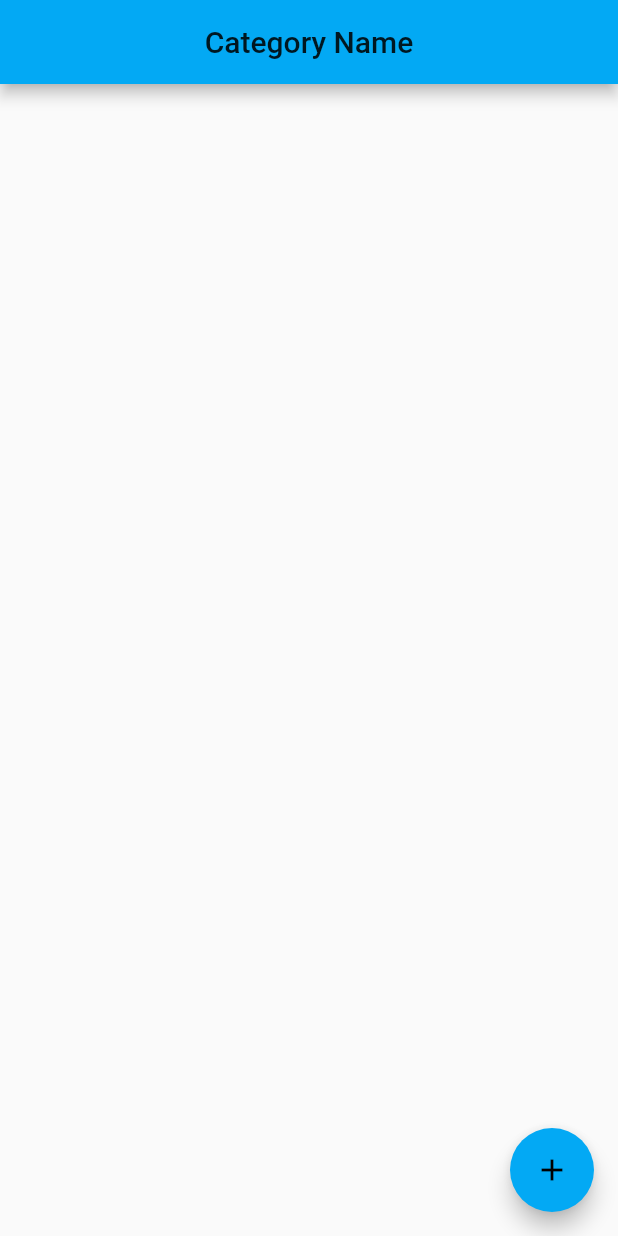
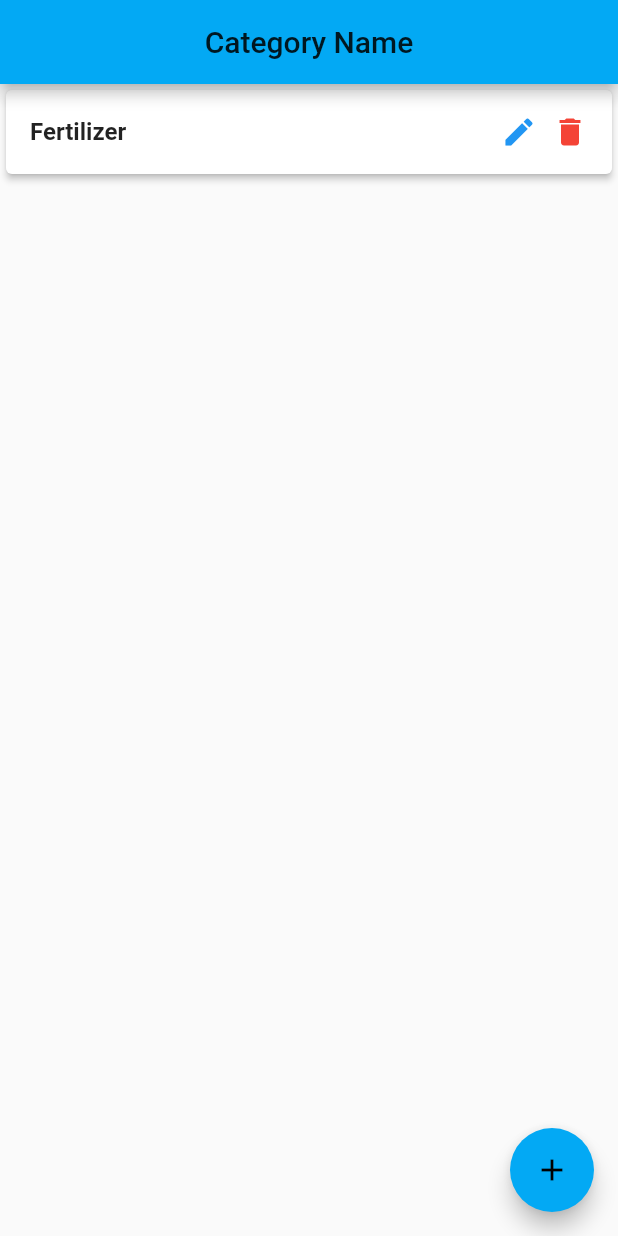
Before and after one commit to skgill-eng/Item-inventory-sua, a Flutter app: the Category screen opened directly, on a phone screen of 412 x 824 dp. Run offline on Flutter 3.47's test engine with Material 2 defaults, Android fonts, the phone set to English and light mode, and no system bars.

Commit message:
All UI screens completed

```diff
--- a/sua_item_inventory/lib/add_category.dart
+++ b/sua_item_inventory/lib/Category/add_category.dart
@@ -1,6 +1,6 @@
 import 'dart:async';
 import 'package:flutter/material.dart';
-import 'package:inventory/category.dart';
+import 'package:inventory/Category/category.dart';
 
 
 class AddCategory extends StatefulWidget {
--- /dev/null
+++ b/sua_item_inventory/lib/Category/category.dart
@@ -0,0 +1,88 @@
+import 'dart:async';
+import 'package:flutter/material.dart';
+import 'package:inventory/Category/add_category.dart';
+import 'package:inventory/Product/product.dart';
+
+class Category extends StatefulWidget {
+  @override
+  State<StatefulWidget> createState() {
+    return CategoryState();
+  }
+}
+
+class CategoryState extends State<Category> {
+
+  @override
+  Widget build(BuildContext context) {
+    return Scaffold(
+      appBar: AppBar(
+        title: Center(
+          child: Text(
+            'Category Name',
+            textAlign: TextAlign.center,
+          ),
+        ),
+      ),
+      body: Container(
+        child: ListView.builder(
+          itemCount: 1 ,
+            itemBuilder: (BuildContext context, int position){
+          return Card(
+            color: Colors.white,
+            elevation: 2.0,
+            child: ListTile(
+//              leading: CircleAvatar(
+//                backgroundColor: Colors.amber,
+//                child: Text(getFirstLetter(this.todoList[position].title),
+//                    style: TextStyle(fontWeight: FontWeight.bold)),
+//              ),
+              title: Text('Fertilizer',
+                  style: TextStyle(fontWeight: FontWeight.bold)),
+              //subtitle: Text(this.todoList[position].date),
+              trailing: Row(
+                mainAxisSize: MainAxisSize.min,
+                children: <Widget>[
+                  Container(
+                    margin: EdgeInsets.only(left: 10.0),
+                    child: GestureDetector(
+                      child: Icon(Icons.edit,color: Colors.blue,),
+                      onTap: () {
+                        Navigator.push(context, MaterialPageRoute(builder: (context) {
+                          return AddCategory();
+                        }));
+                      },
+                    ),
+                  ),
+                  Container(
+                    margin: EdgeInsets.only(left: 10.0),
+                    child: GestureDetector(
+                      child: Icon(Icons.delete,color: Colors.red,),
+                      onTap: () {
+                        //_delete(context, todoList[position]);
+                      },
+                    ),
+                  ),
+                ],
+              ),
+              onTap: () {
+                debugPrint("ListTile Tapped");
+                Navigator.push(context, MaterialPageRoute(builder: (context) {
+                  return Product();
+                }));
+                //navigateToDetail(this.todoList[position], 'Edit Todo');
+              },
+            ),
+          );
+        }),
+      ),
+      floatingActionButton:FloatingActionButton(
+        onPressed: () {
+          Navigator.push(context, MaterialPageRoute(builder: (context) {
+            return AddCategory();
+          }));
+        },
+        child: Icon(Icons.add),
+      ),
+    );
+  }
+}
--- a/sua_item_inventory/lib/login.dart
+++ b/sua_item_inventory/lib/Login/login.dart
@@ -1,6 +1,6 @@
 import 'dart:async';
 import 'package:flutter/material.dart';
-import 'package:inventory/category.dart';
+import 'package:inventory/Category/category.dart';
 
 
 class Login extends StatefulWidget {
--- a/sua_item_inventory/lib/category.dart
+++ /dev/null
@@ -1,35 +0,0 @@
-import 'dart:async';
-import 'package:flutter/material.dart';
-import 'package:inventory/add_category.dart';
-
-class Category extends StatefulWidget {
-  @override
-  State<StatefulWidget> createState() {
-    return CategoryState();
-  }
-}
-
-class CategoryState extends State<Category> {
-
-  @override
-  Widget build(BuildContext context) {
-    return Scaffold(
-      appBar: AppBar(
-        title: Center(
-          child: Text(
-            'Category Name',
-            textAlign: TextAlign.center,
-          ),
-        ),
-      ),
-      floatingActionButton:FloatingActionButton(
-        onPressed: () {
-          Navigator.push(context, MaterialPageRoute(builder: (context) {
-            return AddCategory();
-          }));
-        },
-        child: Icon(Icons.add),
-      ),
-    );
-  }
-}
--- a/sua_item_inventory/lib/main.dart
+++ b/sua_item_inventory/lib/main.dart
@@ -1,5 +1,5 @@
 import 'package:flutter/material.dart';
-import 'package:inventory/login.dart';
+import 'package:inventory/Login/login.dart';
 
 void main() {
   runApp(SUAInventory());
```
Also changed, not shown: sua_item_inventory/lib/Product/add_product.dart (added, +89 -0 lines), sua_item_inventory/lib/Product/product.dart (added, +103 -0 lines).
